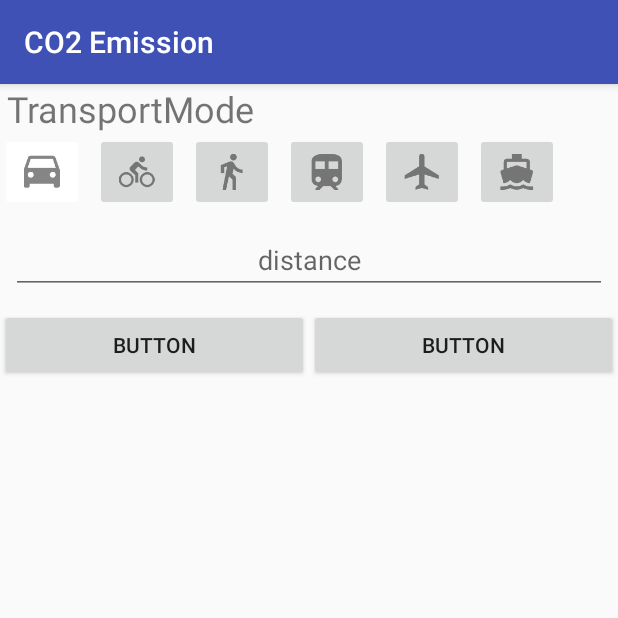
After one commit to teubert/impact-estimator, an Android app: the fragment EditTripDialogFragment placed in its activity, on a phone screen of 412 x 824 dp, the top half of it. The commit adds this screen. Run offline under Robolectric (Android 15) with nearby library versions, the phone set to English and light mode, and no system bars; our stand-ins replace Firebase (no records; nobody signed in at launch, a user with empty details on screens opened directly); 1 statement that could not run was skipped.

Commit message:
Added first draft edit trip
still needs database connection, fix size

```diff
--- a/Chris_Database/app/build.gradle
+++ b/Chris_Database/app/build.gradle
@@ -34,4 +34,5 @@ dependencies {
 
 
 
+
 apply plugin: 'com.google.gms.google-services'
--- a/Chris_Database/app/src/main/java/edu/scu/databaseexample/DayTripsSummary.java
+++ b/Chris_Database/app/src/main/java/edu/scu/databaseexample/DayTripsSummary.java
@@ -1,7 +1,6 @@
 package edu.scu.databaseexample;
 
 import android.util.Log;
-import android.view.View;
 
 import com.google.firebase.database.ChildEventListener;
 import com.google.firebase.database.DataSnapshot;
@@ -12,7 +11,6 @@ import com.google.firebase.database.ValueEventListener;
 
 import java.util.ArrayList;
 import java.util.Calendar;
-import java.util.TimeZone;
 
 /**
  * Created by teubert on 2/28/18.
--- /dev/null
+++ b/Chris_Database/app/src/main/java/edu/scu/databaseexample/EditTripDialogFragment.java
@@ -0,0 +1,71 @@
+package edu.scu.databaseexample;
+
+import android.content.Context;
+import android.net.Uri;
+import android.os.Bundle;
+import android.support.v4.app.DialogFragment;
+import android.support.v4.app.Fragment;
+import android.view.LayoutInflater;
+import android.view.View;
+import android.view.ViewGroup;
+
+
+/**
+ * A simple {@link Fragment} subclass.
+agment#newInstance} factory method to
+ * create an instance of this fragment.
+ */
+public class EditTripDialogFragment extends android.app.DialogFragment {
+    // TODO: Rename parameter arguments, choose names that match
+    // the fragment initialization parameters, e.g. ARG_ITEM_NUMBER
+    private static final String ARG_TRIPID = "tripId";
+    private static final String ARG_DAYID  = "dayId";
+    private static final String ARG_USERID = "userId";
+
+    // TODO: Rename and change types of parameters
+    private String mTripId;
+    private long mTimestamp;
+    private String mUserId;
+
+
+    public EditTripDialogFragment() {
+        // Required empty public constructor
+    }
+
+    /**
+     * Use this factory method to create a new instance of
+     * this fragment using the provided parameters.
+     *
+     * @param trip
+     * @param timestamp
+     * @param user
+     * @return A new instance of fragment EditTripDialogFragment.
+     */
+    // TODO: Rename and change types and number of parameters
+    public static EditTripDialogFragment newInstance(String trip, long timestamp, String user) {
+        EditTripDialogFragment fragment = new EditTripDialogFragment();
+        Bundle args = new Bundle();
+        args.putString(ARG_TRIPID, trip);
+        args.putLong(ARG_DAYID, timestamp);
+        args.putString(ARG_USERID, user);
+        fragment.setArguments(args);
+        return fragment;
+    }
+
+    @Override
+    public void onCreate(Bundle savedInstanceState) {
+        super.onCreate(savedInstanceState);
+        if (getArguments() != null) {
+            mTripId = getArguments().getString(ARG_TRIPID);
+            mTimestamp = getArguments().getLong(ARG_DAYID);
+            mUserId = getArguments().getString(ARG_USERID);
+        }
+    }
+
+    @Override
+    public View onCreateView(LayoutInflater inflater, ViewGroup container,
+                             Bundle savedInstanceState) {
+        // Inflate the layout for this fragment
+        return inflater.inflate(R.layout.fragment_edit_trip_dialog, container, false);
+    }
+}
--- a/Chris_Database/app/src/main/java/edu/scu/databaseexample/LogFragment.java
+++ b/Chris_Database/app/src/main/java/edu/scu/databaseexample/LogFragment.java
@@ -1,6 +1,8 @@
 package edu.scu.databaseexample;
 
 import android.app.DatePickerDialog;
+import android.app.DialogFragment;
+import android.app.FragmentTransaction;
 import android.content.Context;
 import android.net.Uri;
 import android.os.Bundle;
@@ -9,7 +11,9 @@ import android.support.annotation.NonNull;
 import android.support.annotation.Nullable;
 import android.support.v4.app.Fragment;
 import android.util.Log;
+import android.view.GestureDetector;
 import android.view.LayoutInflater;
+import android.view.MotionEvent;
 import android.view.View;
 import android.view.ViewGroup;
 import android.widget.ArrayAdapter;
@@ -18,6 +22,7 @@ import android.widget.DatePicker;
 import android.widget.ImageButton;
 import android.widget.ImageView;
 import android.widget.TextView;
+import android.widget.Toast;
 
 import org.w3c.dom.Text;
 
@@ -31,7 +36,7 @@ import java.util.Vector;
  * Use the {@link LogFragment#newInstance} factory method to
  * create an instance of this fragment.
  */
-public class LogFragment extends android.app.ListFragment implements DayTripsSummary.TripUpdateInterface, DatePickerDialog.OnDateSetListener{
+public class LogFragment extends android.app.ListFragment implements DayTripsSummary.TripUpdateInterface, DatePickerDialog.OnDateSetListener {
     private static final String DEBUG_TAG = "LogFragment";
 
     private static final String ARG_DATE = "date";
@@ -54,7 +59,7 @@ public class LogFragment extends android.app.ListFragment implements DayTripsSum
             super(context, R.layout.fragment_log, trips);
             Log.v(DEBUG_TAG, "LogAdapter: Creating");
             this.mContext = context;
-            this.mTrips = new ArrayList<Trip>();
+            this.mTrips = new ArrayList<>();
             this.mTrips = trips;
         }
 
@@ -144,6 +149,23 @@ public class LogFragment extends android.app.ListFragment implements DayTripsSum
                     break;
             }
 
+            ImageButton edit = listItem.findViewById(R.id.edit_button);
+            edit.setOnClickListener(new View.OnClickListener() {
+                @Override
+                public void onClick(View v) {
+
+                    // DialogFragment.show() will take care of adding the fragment
+                    // in a transaction.  We also want to remove any currently showing
+                    // dialog, so make our own transaction and take care of that here.
+                    FragmentTransaction ft = getFragmentManager().beginTransaction();
+                    ft.addToBackStack(null);
+
+                    // Create and show the dialog.
+                    DialogFragment newFragment = EditTripDialogFragment.newInstance("s", 1, "1");
+                    newFragment.show(ft, "dialog");
+                }
+            });
+
             Log.v(DEBUG_TAG, "LogAdapter.getView: done");
 
             return listItem;
@@ -214,6 +236,7 @@ public class LogFragment extends android.app.ListFragment implements DayTripsSum
 
         logAdapter = new LogAdapter(getActivity(), dayTripsSummary.trips);
         setListAdapter(logAdapter);
+
         Log.v(DEBUG_TAG, "onCreate: done");
     }
 
--- /dev/null
+++ b/Chris_Database/app/src/main/res/layout/fragment_edit_trip_dialog.xml
@@ -0,0 +1,115 @@
+<?xml version="1.0" encoding="utf-8"?>
+<LinearLayout
+    xmlns:android="http://schemas.android.com/apk/res/android"
+    xmlns:app="http://schemas.android.com/apk/res-auto"
+    android:layout_width="match_parent"
+    android:layout_height="wrap_content"
+    android:orientation="vertical">
+
+    <TextView
+        android:id="@+id/text_mode_title"
+        android:layout_width="match_parent"
+        android:layout_height="wrap_content"
+        android:layout_weight="1"
+        android:layout_gravity="center"
+        android:text="TransportMode"
+        android:layout_marginLeft="3dp"
+        android:layout_toRightOf="@id/image_icon"
+        android:textSize="24sp" />
+
+    <HorizontalScrollView
+        android:layout_width="match_parent"
+        android:layout_height="wrap_content"
+        android:layout_weight="1">
+
+        <LinearLayout
+            android:layout_width="wrap_content"
+            android:layout_height="match_parent"
+            android:orientation="horizontal"
+            android:weightSum="6">
+
+            <ImageButton
+                android:id="@+id/imageButton8"
+                android:layout_width="wrap_content"
+                android:layout_height="wrap_content"
+                android:layout_marginEnd="7dp"
+                android:layout_weight="1"
+                android:backgroundTint="@android:color/white"
+                app:srcCompat="@drawable/ic_car" />
+
+            <ImageButton
+                android:id="@+id/imageButton7"
+                android:layout_width="wrap_content"
+                android:layout_height="wrap_content"
+                android:layout_marginEnd="7dp"
+                android:layout_weight="1"
+                app:srcCompat="@drawable/ic_bike" />
+
+            <ImageButton
+                android:id="@+id/imageButton6"
+                android:layout_width="wrap_content"
+                android:layout_height="wrap_content"
+                android:layout_marginEnd="7dp"
+                android:layout_weight="1"
+                app:srcCompat="@drawable/ic_walk" />
+
+            <ImageButton
+                android:id="@+id/imageButton5"
+                android:layout_width="wrap_content"
+                android:layout_height="wrap_content"
+                android:layout_marginEnd="7dp"
+                android:layout_weight="1"
+                app:srcCompat="@drawable/ic_train" />
+
+            <ImageButton
+                android:id="@+id/imageButton4"
+                android:layout_width="wrap_content"
+                android:layout_height="wrap_content"
+                android:layout_marginEnd="7dp"
+                android:layout_weight="1"
+                app:srcCompat="@drawable/ic_aircraft" />
+
+            <ImageButton
+                android:id="@+id/imageButton3"
+                android:layout_width="wrap_content"
+                android:layout_height="wrap_content"
+                android:layout_marginEnd="7dp"
+                android:layout_weight="1"
+                app:srcCompat="@drawable/ic_boat" />
+
+        </LinearLayout>
+    </HorizontalScrollView>
+
+    <EditText
+        android:layout_width="match_parent"
+        android:layout_height="wrap_content"
+        android:layout_marginEnd="7dp"
+        android:layout_marginStart="7dp"
+        android:layout_marginTop="10dp"
+        android:hint="distance"
+        android:textAlignment="center" />
+
+    <LinearLayout
+        android:layout_width="match_parent"
+        android:layout_height="match_parent"
+        android:layout_weight="1"
+        android:layout_marginTop="10dp"
+        android:orientation="horizontal">
+
+
+        <Button
+            android:id="@+id/cancel_action"
+            android:layout_width="wrap_content"
+            android:layout_height="wrap_content"
+            android:layout_weight="1"
+            android:text="Button" />
+
+        <Button
+            android:id="@+id/submit_button"
+            android:layout_width="wrap_content"
+            android:layout_height="wrap_content"
+            android:layout_weight="1"
+            android:text="Button" />
+    </LinearLayout>
+
+</LinearLayout>
--- a/Chris_Database/app/src/main/res/layout/log_entry.xml
+++ b/Chris_Database/app/src/main/res/layout/log_entry.xml
@@ -45,7 +45,7 @@
         android:text="Description" />
 
     <ImageButton
-        android:id="@+id/imageButton"
+        android:id="@+id/edit_button"
         android:layout_width="wrap_content"
         android:layout_height="wrap_content"
         android:layout_alignParentEnd="true"
```
